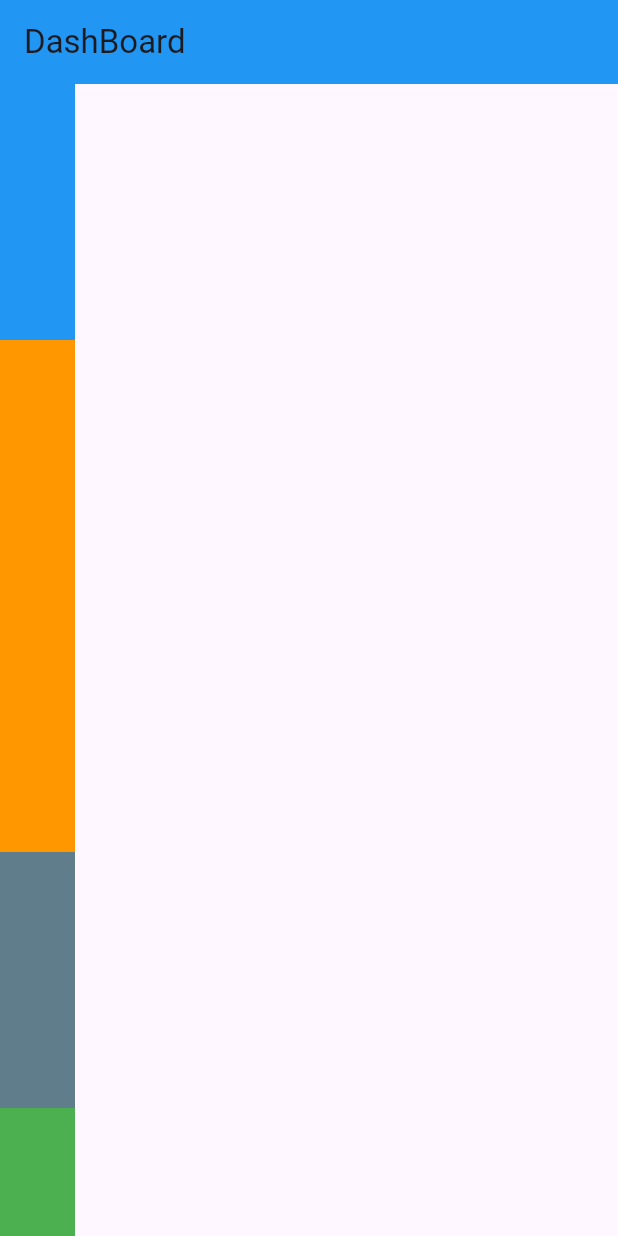
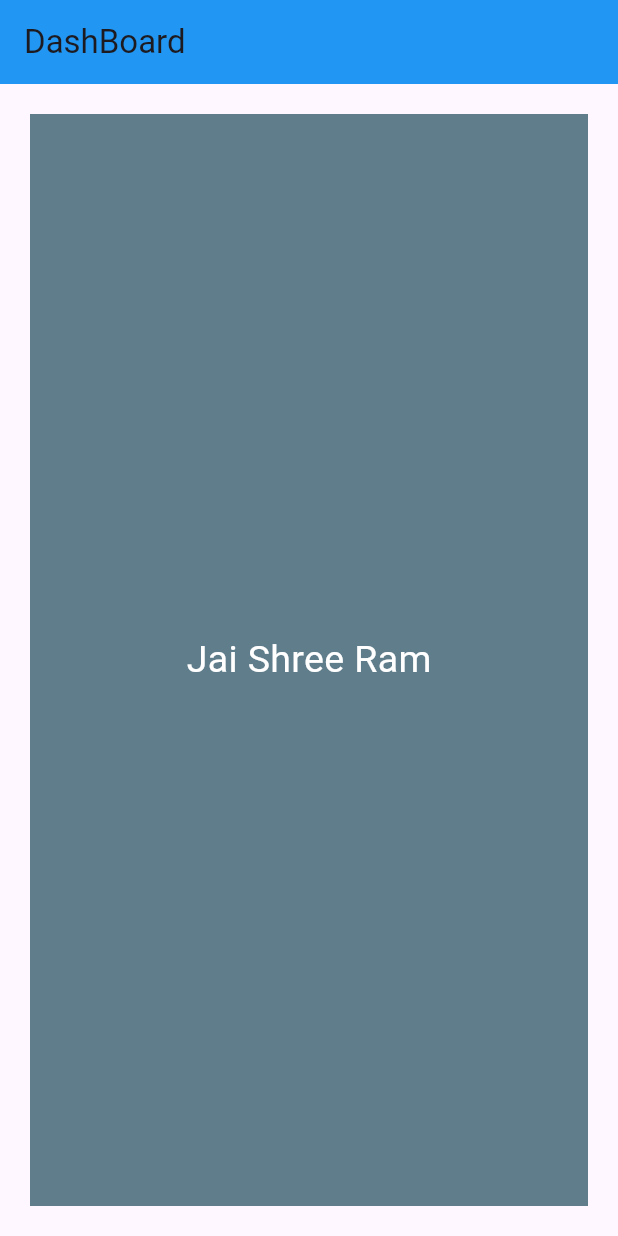
Before and after one commit to codebyAbhishekBharti/flutter_basics, a Flutter app: the screen it shows after launch, on a phone screen of 412 x 824 dp. Run offline on Flutter 3.47's test engine with Material 3 defaults, Android fonts, the phone set to English and light mode, and no system bars.

Commit message:
Add Padding/Margin on Text Widget

```diff
--- a/lib/main.dart
+++ b/lib/main.dart
@@ -24,75 +24,21 @@ class DashBoardScreen extends StatelessWidget{
         title: Text('DashBoard'),
         backgroundColor: Colors.blue,
       ),
-      // body: Container(
-      //   color: Colors.blue.shade50,
-      //   width: double.infinity,
-      //   height: double.infinity,
-      //   child: Center(
-      //     child: Container(
-      //       width: 100,
-      //       height: 100,
-      //       // color: Colors.blueGrey,
-      //       decoration: BoxDecoration(
-      //         color: Colors.blueGrey,
-      //         // borderRadius: BorderRadius.circular(10),
-      //         // borderRadius: BorderRadius.only(
-      //         //   topLeft: Radius.circular(10),
-      //         //   topRight: Radius.circular(10),
-      //         // )
-      //         border: Border.all(
-      //           color: Colors.black,
-      //           width: 2,
-      //         ),
-      //         boxShadow: const [
-      //           BoxShadow(
-      //             color: Colors.black,
-      //             offset: Offset(5, 5),
-      //             blurRadius: 51,
-      //             spreadRadius: 5,
-      //           ),
-      //         ],
-      //         shape: BoxShape.circle,
-      //       ),
-      //     ),
-      //   ),
+      // body: const Padding(
+      //   // padding: const EdgeInsets.all(8.0),
+      //   padding: EdgeInsets.only(top: 11,left:111),
+      //   child: Text("Jai Shree Ram",style: TextStyle(fontSize: 25),),
       // )
-      body: Column(
-        // mainAxisAlignment: MainAxisAlignment.center,
-        children: [
-          Expanded(
-            flex: 2,
-            child: Container(
-              width: 50,
-              height: 100,
-              color: Colors.blue,
-            ),
+      body: Container(
+        color: Colors.blueGrey,
+        margin: EdgeInsets.all(20),
+        child: const Center(
+          child: Padding(
+            padding: EdgeInsets.all(11),
+            child: Text("Jai Shree Ram",style: TextStyle(fontSize: 25,color: Colors.white),),
           ),
-          Expanded(
-            flex: 4,
-            child: Container(
-              width: 50,
-              height: 100,
-              color: Colors.orange,
-            ),
-          ),
-          Expanded(
-            flex: 2,
-            child: Container(
-              width: 50,
-              height: 100,
-              color: Colors.blueGrey,
-            ),
-          ),
-          Expanded(
-            child: Container(
-              width: 50,
-              height: 100,
-              color: Colors.green,
-            ),
-          ),
-        ],
-      ),
+        ),
+      )
     );
   }
 
```
